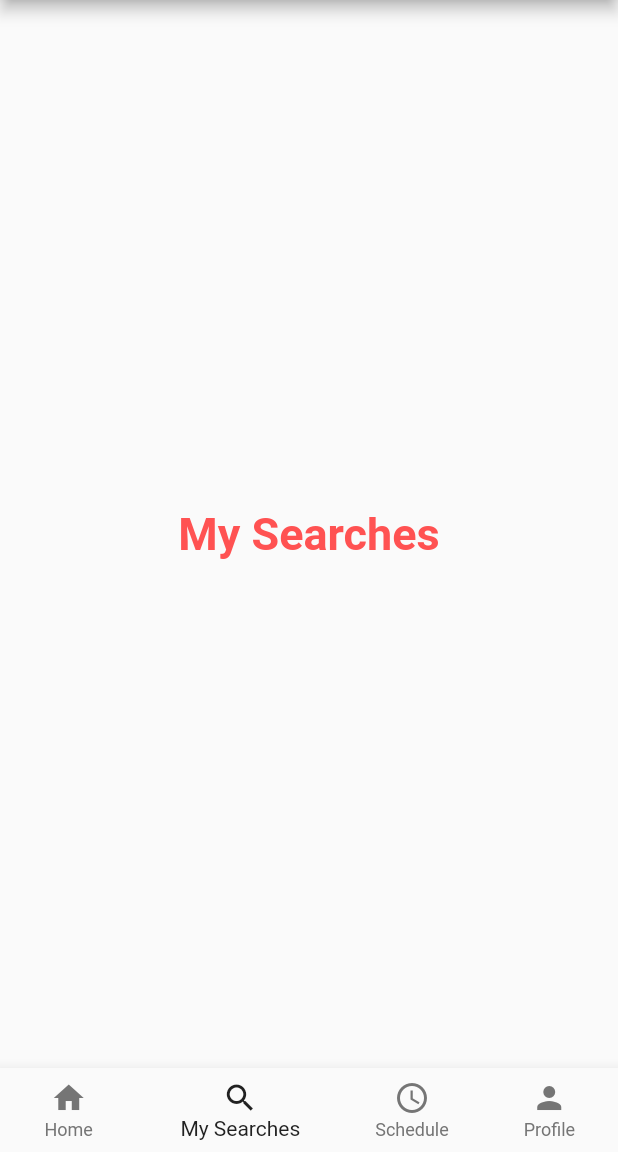
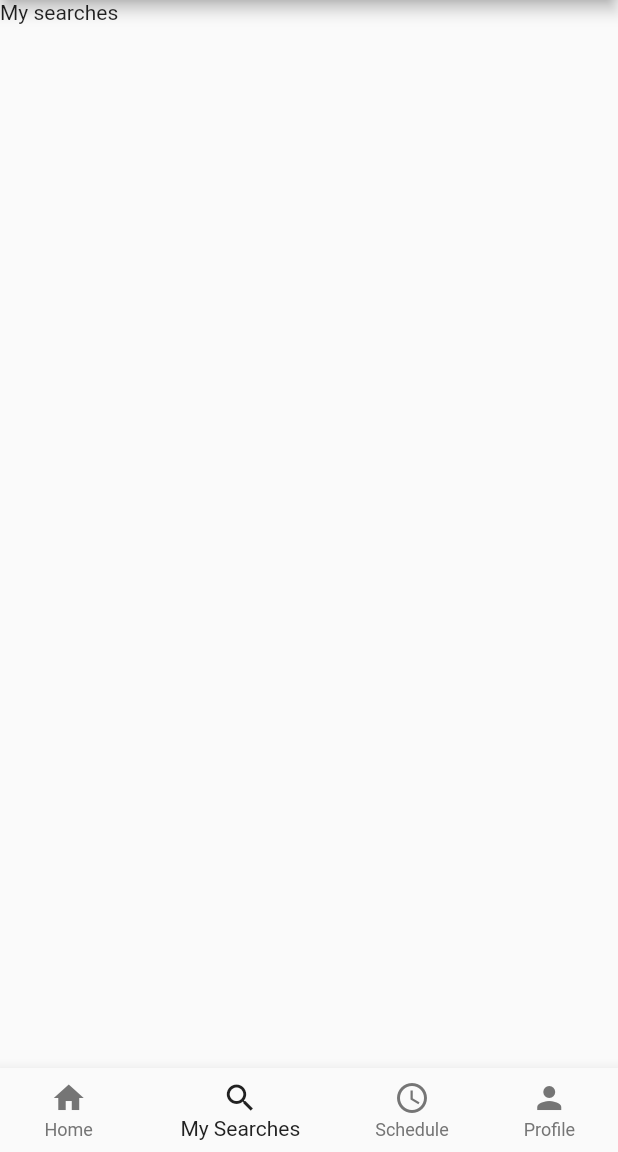
Before and after one commit to CharlesMuchogo/the_lazy_dude, a Flutter app: the screen it shows after launch, item 2 of the bottom bar chosen, on a phone screen of 412 x 824 dp, the part 84-1236 px from its top. Run offline on Flutter 3.47's test engine with Material 2 defaults, Android fonts, the phone set to English and light mode, and no system bars.

```diff
--- a/lib/BottomBar.dart
+++ b/lib/BottomBar.dart
@@ -1,5 +1,6 @@
 import 'package:flutter/cupertino.dart';
 import 'package:flutter/material.dart';
+import 'package:lazy_dude/My_Searches.dart';
 import 'package:lazy_dude/Profile.dart';
 
 class Bottom_bar extends StatefulWidget {
@@ -14,7 +15,7 @@ class _Bottom_barState extends State<Bottom_bar> {
   static const TextStyle optionStyle = TextStyle(fontSize: 30, fontWeight: FontWeight.bold, color: Colors.redAccent);
   static const List<Widget> _widget_options = <Widget>[
     Text("Home", style: optionStyle),
-    Text("My Searches", style: optionStyle),
+    My_Searches(),
     Text("Schedule", style: optionStyle),
 
     Profile(),
--- /dev/null
+++ b/lib/My_Searches.dart
@@ -0,0 +1,25 @@
+import 'package:flutter/material.dart';
+
+class My_Searches extends StatefulWidget {
+  const My_Searches({Key? key}) : super(key: key);
+
+  @override
+  State<My_Searches> createState() => _My_SearchesState();
+}
+
+class _My_SearchesState extends State<My_Searches> {
+  @override
+  Widget build(BuildContext context) {
+    return Scaffold(
+      body: Column(
+        children: [
+          Row(
+            children: [
+              Text("My searches")
+            ],
+          )
+        ],
+      ),
+    );
+  }
+}
--- a/lib/Profile.dart
+++ b/lib/Profile.dart
@@ -171,12 +171,12 @@ class _ProfileState extends State<Profile> {
                         Text("Bio",
                             style: TextStyle(color: Colors.grey[500],fontSize: 15)
                         ),
-                        Text("Hello I code",
-                            overflow: TextOverflow.ellipsis,
-                            style: TextStyle(color: Colors.grey[700],
-                                fontWeight: FontWeight.w500, fontSize: 20)
-                        ),
-                      ],
+                        Text("Hello  code.Hello  code. Hello  code. Hello  code. Hello  code.",
+                                overflow: TextOverflow.ellipsis,
+                                style: TextStyle(color: Colors.grey[700],
+                                    fontWeight: FontWeight.w500, fontSize: 20)
+                            ),
+                          ],
                     )
 
                   ],
```
